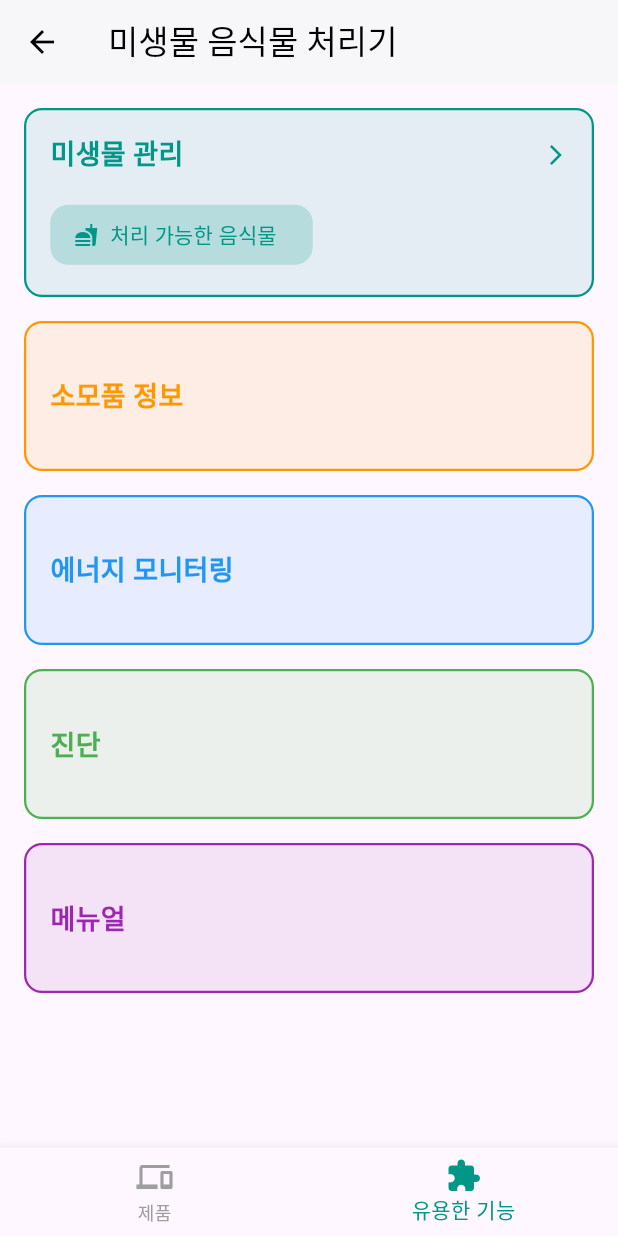
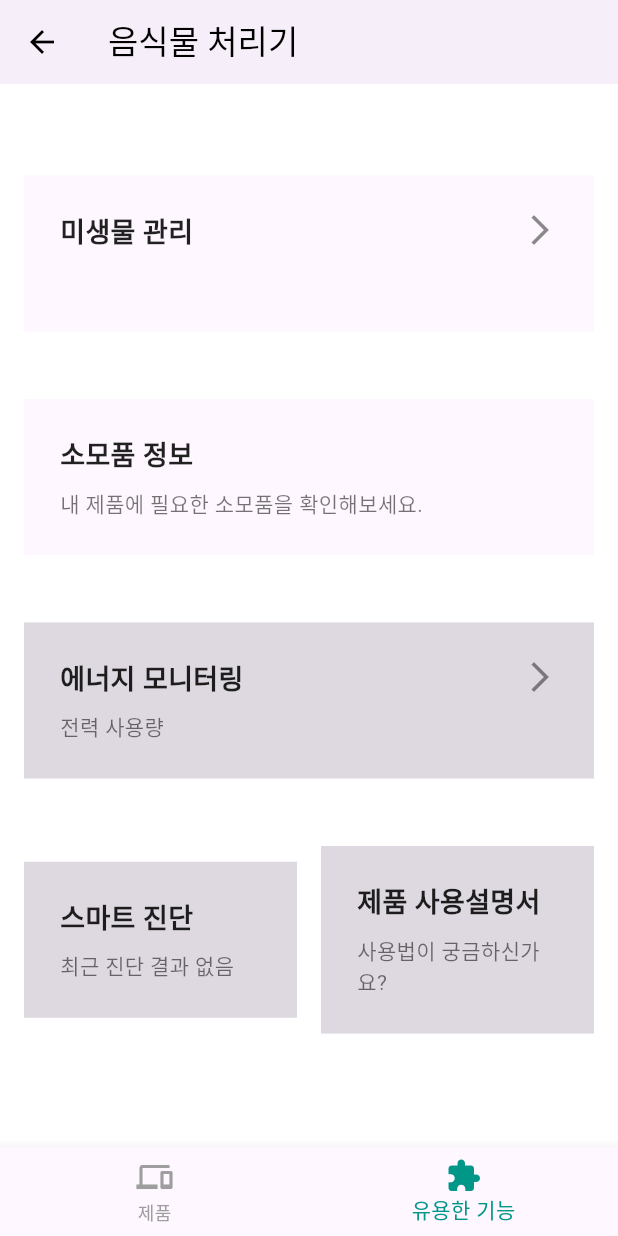
Before and after one commit to 5MinHaAll/five_minha_dx_project, a Flutter app: the FoodProcessorOnPage screen opened directly, item 2 of the bottom bar chosen, on a phone screen of 412 x 824 dp. Run offline on Flutter 3.47's test engine with Material 3 defaults, Android fonts, the phone set to English and light mode, and no system bars; our stand-ins replace camera, flutter_svg; missing offline and left inert: tflite_flutter.

Commit message:
Chore: kh 작업 업데이트

```diff
--- a/dlmodels/food_labelmap.txt
+++ b/dlmodels/food_labelmap.txt
@@ -1,4 +1,3 @@
-???
 Bread
 Pancake
 Waffle
--- a/lib/food_detection.dart
+++ b/lib/food_detection.dart
@@ -1,171 +1,160 @@
 import 'package:flutter/material.dart';
+import 'package:camera/camera.dart';
 import 'package:tflite_flutter/tflite_flutter.dart';
-import 'dart:io';
-import 'package:path_provider/path_provider.dart'; // 로컬 디렉토리 접근
-import 'package:flutter/services.dart'; // rootBundle 사용
-import 'package:image/image.dart' as img;
+import 'dart:typed_data';
 
 class FoodDetectionPage extends StatefulWidget {
-  const FoodDetectionPage({Key? key}) : super(key: key);
-
   @override
   _FoodDetectionPageState createState() => _FoodDetectionPageState();
 }
 
 class _FoodDetectionPageState extends State<FoodDetectionPage> {
-  late Interpreter _interpreter; // TensorFlow Lite 인터프리터
-  bool _isDetecting = false; // 검출 중 상태 플래그
-  List<dynamic>? _results; // 검출 결과
-  String _imageCheckResult = ""; // 이미지 경로 확인 결과
+  late Interpreter _interpreter; // TensorFlow Lite 모델 인터프리터
+  late List<String> _labels; // 라벨 리스트
+  late CameraController _cameraController; // 카메라 컨트롤러
+  bool _isDetecting = false; // 디텍션 상태 플래그
+  List<Map<String, dynamic>> _detections = []; // 디텍션 결과 저장
 
   @override
   void initState() {
     super.initState();
-    loadModel();
+    initializeCamera(); // 카메라 초기화
+    loadModel(); // 모델 로드
+    loadLabels(); // 라벨 로드
   }
 
   @override
   void dispose() {
-    _interpreter.close(); // 인터프리터 닫기
+    _cameraController.dispose(); // 카메라 컨트롤러 해제
+    _interpreter.close(); // 인터프리터 해제
     super.dispose();
+  }
+
+  // 카메라 초기화
+  Future<void> initializeCamera() async {
+    final cameras = await availableCameras(); // 사용 가능한 카메라 리스트
+    _cameraController = CameraController(cameras[0], ResolutionPreset.medium); // 첫 번째 카메라 사용
+    await _cameraController.initialize(); // 카메라 초기화
+    _cameraController.startImageStream(processCameraImage); // 카메라 프레임 스트림 처리
+    setState(() {});
   }
 
   // TensorFlow Lite 모델 로드
   Future<void> loadModel() async {
     try {
-      _interpreter = await Interpreter.fromAsset("dlmodels/food_detect.tflite");
-      print("모델 로드 완료");
+      _interpreter = await Interpreter.fromAsset("dlmodels/food_detect.tflite"); // 모델 로드
+      print("Model loaded successfully.");
     } catch (e) {
-      print("모델 로드 실패: $e");
+      print("Failed to load model: $e"); // 에러 처리
     }
   }
 
-  // Asset 이미지를 로컬 파일로 복사하여 File 객체로 반환
-  Future<File> getAssetImageAsFile(String assetPath, String fileName) async {
+  // 라벨 로드
+  Future<void> loadLabels() async {
     try {
-      // Asset 데이터 읽기
-      final byteData = await rootBundle.load(assetPath);
-
-      // 로컬 디렉토리 가져오기
-      final tempDir = await getTemporaryDirectory();
-      final filePath = '${tempDir.path}/$fileName';
-
-      // 로컬 파일 생성 및 저장
-      final file = File(filePath);
-      await file.writeAsBytes(byteData.buffer.asUint8List());
-      return file;
+      final labelData = await DefaultAssetBundle.of(context)
+          .loadString("dlmodels/food_labelmap.txt"); // 라벨 파일 로드
+      _labels = labelData.split('\n').where((label) => label.isNotEmpty).toList(); // 라벨 리스트 생성
+      print("Labels loaded: ${_labels.length}");
     } catch (e) {
-      throw Exception("Asset 이미지를 File로 변환하는 데 실패했습니다: $e");
+      print("Failed to load labels: $e"); // 에러 처리
     }
   }
 
-  // 이미지 전처리 함수
-  List<List<List<num>>> preprocessImage(File imageFile) {
-    final imageBytes = imageFile.readAsBytesSync();
-    final image = img.decodeImage(imageBytes)!;
+  // 카메라 프레임 처리
+  void processCameraImage(CameraImage image) async {
+    if (_isDetecting) return; // 현재 디텍션 중이면 무시
 
-    // 이미지 크기 조정 (224x224로 변경)
-    final resizedImage = img.copyResize(image, width: 224, height: 224);
+    _isDetecting = true; // 디텍션 상태 설정
 
-    // RGB 값을 0~1로 정규화하여 리스트로 변환
-    final input = List.generate(
-      224,
-          (y) => List.generate(
-        224,
-            (x) {
-          final pixel = resizedImage.getPixel(x, y);
-          return [
-            img.getRed(pixel) / 255.0,
-            img.getGreen(pixel) / 255.0,
-            img.getBlue(pixel) / 255.0,
-          ];
-        },
-      ),
-    );
+    try {
+      final input = preprocessCameraImage(image); // 입력 이미지 전처리
+      // 모델 출력 텐서 초기화
+      final outputBoxes = List.filled(10 * 4, 0.0).reshape([1, 10, 4]); // 바운딩 박스 좌표
+      final outputClasses = List.filled(10, 0.0).reshape([1, 10]); // 클래스
+      final outputScores = List.filled(10, 0.0).reshape([1, 10]); // 신뢰도
 
-    return input;
+      // 모델 추론 실행
+      _interpreter.runForMultipleInputs(input, {
+        0: outputBoxes,
+        1: outputClasses,
+        2: outputScores,
+      });
+
+      // 디텍션 결과 처리
+      final detections = <Map<String, dynamic>>[];
+      for (int i = 0; i < 10; i++) {
+        final score = outputScores[0][i]; // 신뢰도
+        if (score > 0.7) { // 신뢰도 70% 이상만 처리
+          final categoryIndex = outputClasses[0][i].toInt(); // 클래스 인덱스
+          final category = _labels[categoryIndex]; // 클래스 이름
+          final box = outputBoxes[0][i]; // 바운딩 박스 좌표
+          detections.add({
+            "category": category, // 디텍션 클래스
+            "score": score, // 신뢰도
+          });
+        }
+      }
+
+      // 디텍션 결과 저장
+      setState(() {
+        _detections = detections;
+      });
+    } catch (e) {
+      print("Error processing camera image: $e"); // 에러 처리
+    } finally {
+      _isDetecting = false; // 디텍션 상태 해제
+    }
   }
 
-  // 이미지 검출 실행
-  Future<void> runDetection(File imageFile) async {
-    setState(() {
-      _isDetecting = true;
-    });
+  Uint8List preprocessCameraImage(CameraImage image) {
+    final int width = image.width;
+    final int height = image.height;
 
-    try {
-      final input = preprocessImage(imageFile); // 입력 데이터 전처리
-      final output = List.filled(10, 0.0).reshape([1, 10]); // 클래스 수에 맞게 수정
+    // YUV420 데이터를 RGB로 변환 (패키지 사용 가능)
+    final Uint8List rgbData = Uint8List(width * height * 3);
+    for (int i = 0; i < width * height; i++) {
+      // YUV420 -> RGB 변환 논리 추가 (간단한 예시)
+      rgbData[i * 3] = image.planes[0].bytes[i]; // R
+      rgbData[i * 3 + 1] = image.planes[1].bytes[i ~/ 4]; // G
+      rgbData[i * 3 + 2] = image.planes[2].bytes[i ~/ 4]; // B
+    }
 
-      _interpreter.run([input], output); // 모델 추론 실행
+    // 이미지 크기 조정 및 정규화 (300x300 크기로)
+    final Uint8List resizedData = Uint8List(300 * 300 * 1);
+    for (int i = 0; i < resizedData.length; i++) {
+      resizedData[i] = (rgbData[i] / 255.0).toInt(); // 정규화된 값
+    }
 
-      setState(() {
-        _isDetecting = false;
-        _results = output[0]; // 결과 저장
-      });
-    } catch (e) {
-      print("추론 실패: $e");
-      setState(() {
-        _isDetecting = false;
-      });
-    }
+    return resizedData;
   }
 
   @override
   Widget build(BuildContext context) {
     return Scaffold(
       appBar: AppBar(
-        title: const Text("처리 가능한 음식물 검출"),
-        backgroundColor: Colors.teal,
+        title: Text("Food Detection Page"),
       ),
-      body: Column(
+      body: Stack(
         children: [
-          if (_results != null) // 검출 결과 표시
-            Expanded(
-              child: ListView.builder(
-                itemCount: _results!.length,
-                itemBuilder: (context, index) {
-                  return ListTile(
-                    title: Text("클래스 $index"),
-                    subtitle: Text(
-                        "신뢰도: ${(_results![index] * 100).toStringAsFixed(2)}%"),
-                  );
-                },
+          // 카메라 프리뷰
+          if (_cameraController.value.isInitialized)
+            CameraPreview(_cameraController),
+          // 디텍션 결과
+          Align(
+            alignment: Alignment.bottomCenter,
+            child: Container(
+              color: Colors.black.withOpacity(0.5),
+              padding: EdgeInsets.all(16.0),
+              child: Text(
+                _detections.isNotEmpty
+                    ? _detections
+                    .map((d) =>
+                "${d['category']}: ${(d['score'] * 100).toStringAsFixed(1)}%")
+                    .join("\n")
+                    : "No detections found.",
+                style: TextStyle(color: Colors.white),
               ),
-            ),
-          if (_isDetecting) // 로딩 인디케이터
-            const Center(child: CircularProgressIndicator()),
-          Padding(
-            padding: const EdgeInsets.all(16.0),
-            child: ElevatedButton(
-              onPressed: () async {
-                const assetPath = "images/testing.png"; // Asset 이미지 경로
-                const fileName = "testing.png";
-
-                try {
-                  // Asset 이미지를 File 객체로 변환
-                  final imageFile = await getAssetImageAsFile(assetPath, fileName);
-
-                  // 파일 경로 확인
-                  setState(() {
-                    _imageCheckResult = "이미지 파일 생성 완료: ${imageFile.path}";
-                  });
-
-                  // 이미지 검출 실행
-                  await runDetection(imageFile);
-                } catch (e) {
-                  setState(() {
-                    _imageCheckResult = "이미지 파일 생성 실패: $e";
-                  });
-                }
-              },
-              child: const Text("음식물 검출 시작"),
-            ),
-          ),
-          Padding(
-            padding: const EdgeInsets.all(16.0),
-            child: Text(
-              _imageCheckResult,
-              style: const TextStyle(fontSize: 16),
             ),
           ),
         ],
--- a/lib/food_processor_on_page.dart
+++ b/lib/food_processor_on_page.dart
@@ -14,7 +14,7 @@ class _FoodProcessorOnPageState extends State<FoodProcessorOnPage> {
 
   // 배양토 상태 초기값
   String _temperatureStatus = "양호";
-  String _humidityStatus = "주의";
+  String _humidityStatus = "보통";
   String _phStatus = "보통";
 
   // 교반통 상태 초기값 (고정)
@@ -32,14 +32,15 @@ class _FoodProcessorOnPageState extends State<FoodProcessorOnPage> {
     return Scaffold(
       appBar: AppBar(
         title: const Text(
-          "미생물 음식물 처리기",
+          "음식물 처리기",
           style: TextStyle(color: Colors.black),
         ),
-        backgroundColor: Colors.white,
+        backgroundColor: Color(0xFFFEF7FF),
         elevation: 1,
         iconTheme: const IconThemeData(color: Colors.black),
       ),
-      body: _selectedIndex == 0 ? _buildMainContent() : const UsefulFeaturesPage(),
+      backgroundColor: Color(0xFFFFFFFF), // 상단바 배경색
+      body: _selectedIndex == 0 ? _buildMainContent() : UsefulFeaturesPage(),
       bottomNavigationBar: _buildBottomNavigationBar(),
     );
   }
--- a/lib/main.dart
+++ b/lib/main.dart
@@ -17,6 +17,7 @@ class MyApp extends StatelessWidget {
         useMaterial3: true,
       ),
       home: const LoginPage(), // 최초 페이지를 LoginPage로 설정
+      debugShowCheckedModeBanner: false, // 디버그 배너 제거
     );
   }
 }
--- a/lib/second_page.dart
+++ b/lib/second_page.dart
@@ -139,7 +139,7 @@ class _SecondPageState extends State<SecondPage> {
               onTap: onIconTap, // 아이콘 클릭 시 호출
               child: Icon(icon, size: 40, color: Colors.teal),
             ),
-            const SizedBox(height: 10),
+            const SizedBox(height: 8),
             Text(
               title,
               style: const TextStyle(fontSize: 14, fontWeight: FontWeight.bold),
--- a/lib/useful_features_page.dart
+++ b/lib/useful_features_page.dart
@@ -1,4 +1,5 @@
 import 'package:flutter/material.dart';
+import 'package:dx_food_project/manage_info.dart';
 import 'food_detection.dart'; // FoodDetectionPage 경로에 맞게 수정
 
 class UsefulFeaturesPage extends StatelessWidget {
@@ -7,139 +8,151 @@ class UsefulFeaturesPage extends StatelessWidget {
   @override
   Widget build(BuildContext context) {
     return Scaffold(
+      backgroundColor: Color(0xFFFFFFFF),
       body: Padding(
         padding: const EdgeInsets.all(16.0),
+        // 주요 콘텐츠를 세로 방향으로 배치
         child: Column(
-          crossAxisAlignment: CrossAxisAlignment.stretch,
+          crossAxisAlignment: CrossAxisAlignment.stretch, // 자식 위젯을 수평으로 늘림
           children: [
-            // 미생물 관리 + 처리 가능한 음식물 버튼
-            _buildFeatureWithButton(
-              "미생물 관리",
-              Colors.teal,
-              "처리 가능한 음식물",
+            const SizedBox(height: 45), // 카드 간 간격
+            // "미생물 관리" 카드
+            _buildFeatureCard(
+              "미생물 관리", // 카드 제목
+              "", // 카드 설명
+              Icons.arrow_forward_ios, // 오른쪽 화살표 아이콘
+              Color(0xFFFEF7FF), // 카드 배경 색상
                   () {
-                // 처리 가능한 음식물 버튼 클릭 이벤트
+                // 카드 클릭 시 manageInfoPage로 이동
                 Navigator.of(context).push(
-                  MaterialPageRoute(
-                    builder: (context) => const FoodDetectionPage(),
-                  ),
+                  MaterialPageRoute(builder: (context) => manageInfoPage()),
                 );
               },
             ),
+            const SizedBox(height: 45), // 카드 간 간격
 
-            const SizedBox(height: 16),
+            // "소모품 정보" 카드
+            _buildFeatureCard(
+              "소모품 정보",
+              "내 제품에 필요한 소모품을 확인해보세요.",
+              null,
+              Color(0xFFFEF7FF),
+                  () {
+                ScaffoldMessenger.of(context).hideCurrentSnackBar(); // 현재 스낵바를 즉시 숨김
+                // 클릭 시 스낵바 표시
+                ScaffoldMessenger.of(context).showSnackBar(
+                  SnackBar(content: Text('소모품 정보 페이지로 이동합니다.')),
+                );
+              },
+            ),
+            const SizedBox(height: 45),
 
-            // 소모품 정보
-            _buildFeatureCard("소모품 정보", Colors.orange, context),
+            // "에너지 모니터링" 카드
+            _buildFeatureCard(
+              "에너지 모니터링",
+              "전력 사용량",
+              Icons.arrow_forward_ios,
+              Color(0xFFDED8E1),
+                  () {
+                ScaffoldMessenger.of(context).hideCurrentSnackBar(); // 현재 스낵바를 즉시 숨김
+                // 클릭 시 스낵바 표시
+                ScaffoldMessenger.of(context).showSnackBar(
+                  SnackBar(content: Text('에너지 모니터링 페이지로 이동합니다.')),
+                );
+              },
+            ),
+            const SizedBox(height: 45),
 
-            const SizedBox(height: 16),
-
-            // 에너지 모니터링
-            _buildFeatureCard("에너지 모니터링", Colors.blue, context),
-
-            const SizedBox(height: 16),
-
-            // 진단
-            _buildFeatureCard("진단", Colors.green, context),
-
-            const SizedBox(height: 16),
-
-            // 메뉴얼
-            _buildFeatureCard("메뉴얼", Colors.purple, context),
+            // 두 개의 카드(스마트 진단, 제품 사용설명서)를 가로로 배치
+            Row(
+              children: [
+                // "스마트 진단" 카드
+                Expanded(
+                  child: _buildFeatureCard(
+                    "스마트 진단",
+                    "최근 진단 결과 없음",
+                    null, // 아이콘 없음
+                    Color(0xFFDED8E1),
+                        () {
+                      ScaffoldMessenger.of(context).hideCurrentSnackBar(); // 현재 스낵바를 즉시 숨김
+                      // 클릭 시 스낵바 표시
+                      ScaffoldMessenger.of(context).showSnackBar(
+                        SnackBar(content: Text('스마트 진단 페이지로 이동합니다.')),
+                      );
+                    },
+                  ),
+                ),
+                const SizedBox(width: 16), // 카드 간 간격
+                // "제품 사용설명서" 카드
+                Expanded(
+                  child: _buildFeatureCard(
+                    "제품 사용설명서",
+                    "사용법이 궁금하신가요?",
+                    null, // 아이콘 없음
+                    Color(0xFFDED8E1),
+                        () {
+                      ScaffoldMessenger.of(context).hideCurrentSnackBar(); // 현재 스낵바를 즉시 숨김
+                      // 클릭 시 스낵바 표시
+                      ScaffoldMessenger.of(context).showSnackBar(
+                        SnackBar(content: Text('제품 사용설명서 페이지로 이동합니다.')),
+                      );
+                    },
+                  ),
+                ),
+              ],
+            ),
           ],
         ),
       ),
     );
   }
 
-  Widget _buildFeatureWithButton(
-      String title,
-      Color color,
-      String buttonText,
-      VoidCallback buttonAction,
-      ) {
-    return Container(
-      padding: const EdgeInsets.all(16.0),
+  // 카드 위젯 생성 함수
+  Widget _buildFeatureCard(String title, String subtitle, IconData? icon,
+      Color backgroundColor, VoidCallback onTap) {
+    return GestureDetector(
+      onTap: onTap, // 카드 클릭 이벤트
+      child: Container(
+        padding: const EdgeInsets.all(24.0), // 카드 내부 여백
         decoration: BoxDecoration(
-        color: color.withOpacity(0.1),
-        borderRadius: BorderRadius.circular(12),
-        border: Border.all(color: color, width: 1.5),
+          color: backgroundColor, // 배경색 투명도 조정
+          // borderRadius: BorderRadius.circular(12), // 둥근 모서리
         ),
+        child: Row(
+          crossAxisAlignment: CrossAxisAlignment.start, // 텍스트 위쪽 정렬
+          children: [
+            // 텍스트 영역
+            Expanded(
               child: Column(
                 crossAxisAlignment: CrossAxisAlignment.start,
                 children: [
-          Row(
-            children: [
                   Text(
-                title,
-                style: TextStyle(fontSize: 18, fontWeight: FontWeight.bold, color: color),
+                    title, // 카드 제목
+                    style: TextStyle(
+                      fontSize: 18,
+                      fontWeight: FontWeight.bold,
+                      color: Colors.black87, // 텍스트 색상
                     ),
-              const Spacer(),
-              Icon(Icons.arrow_forward_ios, size: 16, color: color),
-            ],
                   ),
-          const SizedBox(height: 16),
-          ElevatedButton.icon(
-            onPressed: buttonAction,
-            icon: const Icon(Icons.fastfood, size: 16),
-            label: Text(buttonText),
-            style: ElevatedButton.styleFrom(
-              backgroundColor: color.withOpacity(0.2),
-              foregroundColor: color,
-              shape: RoundedRectangleBorder(
-                borderRadius: BorderRadius.circular(12),
-              ),
-              elevation: 0,
+                  const SizedBox(height: 8), // 텍스트 간격
+                  Text(
+                    subtitle, // 카드 설명
+                    style: TextStyle(
+                      fontSize: 14,
+                      color: Colors.black54, // 설명 텍스트 색상
                     ),
                   ),
                 ],
               ),
-    );
-  }
-
-  Widget _buildFeatureCard(String title, Color color, BuildContext context) {
-    return GestureDetector(
-      onTap: () {
-        // 카드 클릭 시 정보 다이얼로그 표시
-        _showInfoDialog(context, title, "$title에 대한 자세한 정보를 여기에 표시합니다.");
-      },
-      child: Container(
-        height: 100, // 모든 카드의 높이를 동일하게 설정
-        decoration: BoxDecoration(
-          color: color.withOpacity(0.1),
-          borderRadius: BorderRadius.circular(12),
-          border: Border.all(color: color, width: 1.5),
             ),
-        child: Padding(
-          padding: const EdgeInsets.all(16.0),
-          child: Column(
-            crossAxisAlignment: CrossAxisAlignment.start,
-            mainAxisAlignment: MainAxisAlignment.center,
-            children: [
-              Text(
-                title,
-                style: TextStyle(fontSize: 18, fontWeight: FontWeight.bold, color: color),
+            if (icon != null)
+              Icon(
+                icon, // 아이콘 표시 (icon이 null이 아닌 경우에만)
+                color: Colors.black45, // 아이콘 색상
               ),
           ],
         ),
       ),
-      ),
-    );
-  }
-
-  void _showInfoDialog(BuildContext context, String title, String content) {
-    showDialog(
-      context: context,
-      builder: (context) => AlertDialog(
-        title: Text(title),
-        content: Text(content),
-        actions: [
-          TextButton(
-            onPressed: () => Navigator.of(context).pop(),
-            child: const Text("확인"),
-          ),
-        ],
-      ),
     );
   }
 }
--- a/pubspec.yaml
+++ b/pubspec.yaml
@@ -1,4 +1,4 @@
-name: five_minha_dx_project
+name: dx_food_project
 description: "A new Flutter project."
 # The following line prevents the package from being accidentally published to
 # pub.dev using `flutter pub publish`. This is preferred for private packages.
@@ -40,6 +40,7 @@ dependencies:
   tflite_flutter: ^0.11.0
   image: ^3.0.1
   path_provider: ^2.0.14
+  camera: ^0.10.0
 
 dev_dependencies:
   flutter_test:
```
Also changed, not shown: lib/manage_info.dart (added, +82 -0 lines), pubspec.lock, 10 other files. Lines whose indentation alone changed are shown as unchanged.
